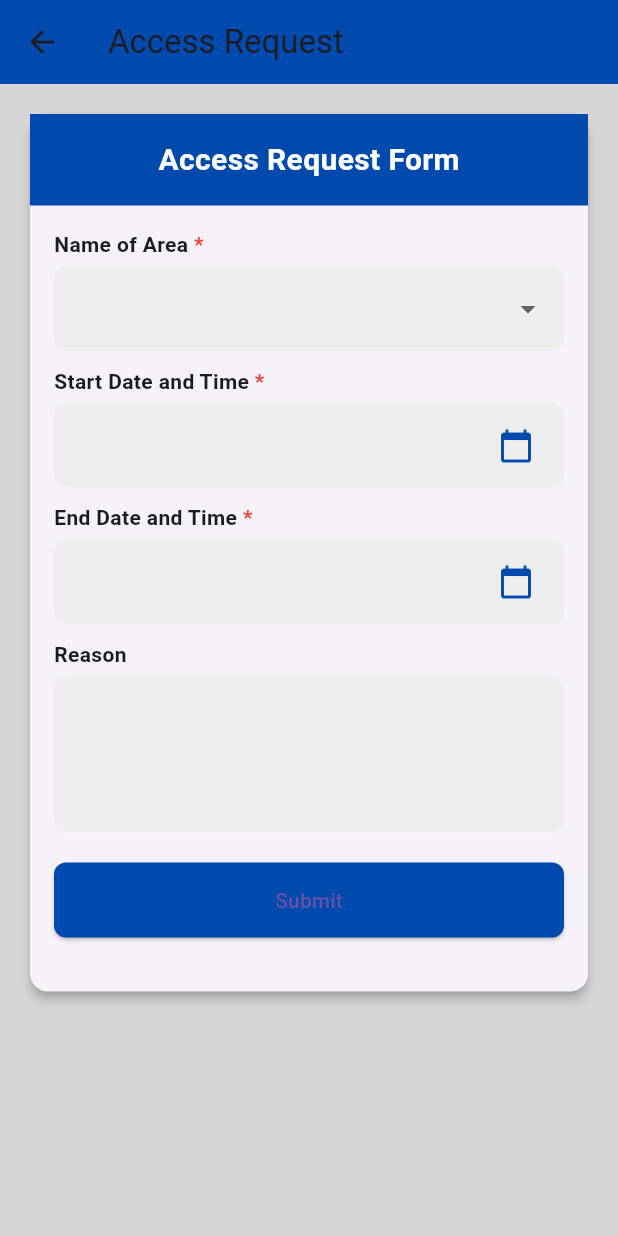
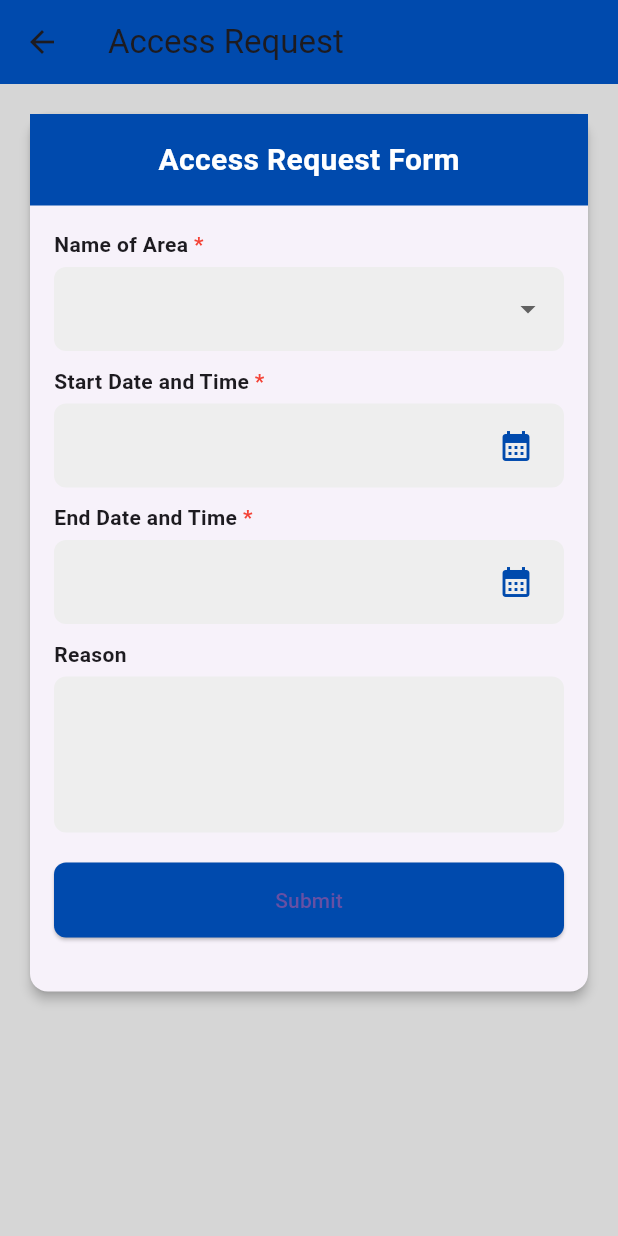
Before and after one commit to zahir248/niwos, a Flutter app: the SubmitAccessRequestPage screen opened directly, on a phone screen of 412 x 824 dp. Run offline on Flutter 3.47's test engine with Material 3 defaults, Android fonts, the phone set to English and light mode, and no system bars; our stand-ins replace image_picker, local_auth, shared_preferences; missing offline and left inert: nfc_manager, razorpay_web; accounts and stored records are empty.

```diff
--- a/lib/main.dart
+++ b/lib/main.dart
@@ -19,7 +19,7 @@ class MyApp extends StatelessWidget {
 }
 
 class AppConfig {
-  static final String baseIpAddress = "10.200.74.242";
+  static final String baseIpAddress = "10.200.81.48";
 
   static const String checkUsernamePath = '/niwos_api/check_username.php';
   static const String securityPicturePath = '/niwos_api/get_picture.php';
--- a/lib/views/access_request_page.dart
+++ b/lib/views/access_request_page.dart
@@ -226,7 +226,7 @@ class _SubmitAccessRequestPageState extends State<SubmitAccessRequestPage> {
                       color: Color(0xFF004AAD),
                     ),
                   ),
-                  child: Icon(Icons.calendar_today),
+                  child: Icon(Icons.calendar_month),
                 ),
               ],
             ),
```
